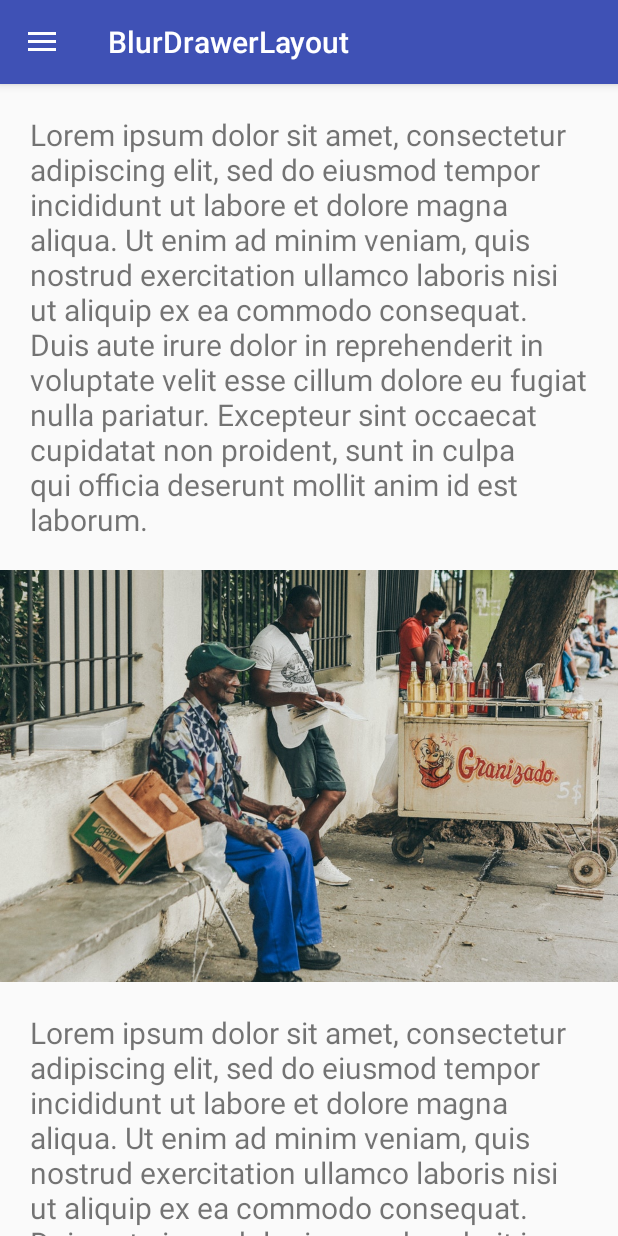
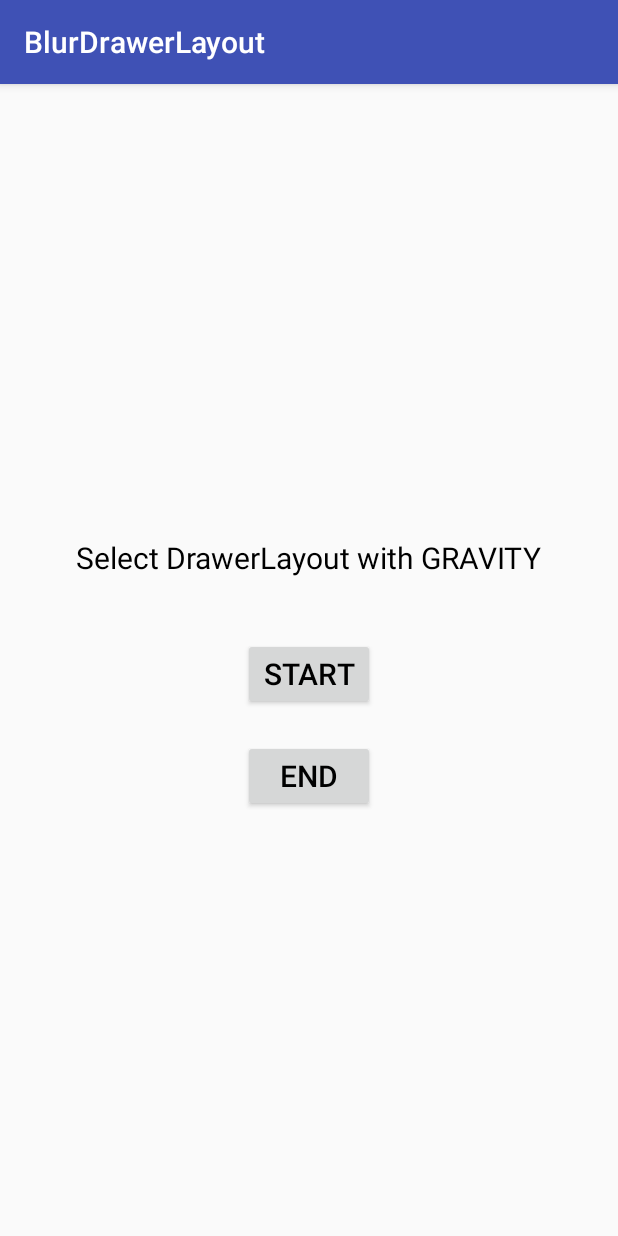
Before and after one commit to BALUSANGEM/BlurDrawerLayout, an Android app: the screen it shows after launch (MainActivity), on a phone screen of 412 x 824 dp. Run offline under Robolectric (Android 15) with nearby library versions, the phone set to English and light mode, and no system bars.

Commit message:
Examples with Right and Left drawers

```diff
--- a/app/build.gradle
+++ b/app/build.gradle
@@ -34,5 +34,6 @@ dependencies {
     testImplementation 'junit:junit:4.12'
     androidTestImplementation 'com.android.support.test:runner:1.0.2'
     androidTestImplementation 'com.android.support.test.espresso:espresso-core:3.0.2'
-    implementation project(':blurdrawerlayout')
+     implementation project(':blurdrawerlayout')
+    //implementation 'org.nosort.blurdrawerlayout:blurdrawerlayout:1.0.0'
 }
--- a/app/src/main/AndroidManifest.xml
+++ b/app/src/main/AndroidManifest.xml
@@ -16,5 +16,8 @@
                 <category android:name="android.intent.category.LAUNCHER" />
             </intent-filter>
         </activity>
+        <activity android:name=".LeftDrawerActivity" />
+        <activity android:name=".RightDrawerActivity"></activity>
     </application>
+
 </manifest>
--- a/app/src/main/java/org/nosort/blurdrawerlayoutsample/MainActivity.kt
+++ b/app/src/main/java/org/nosort/blurdrawerlayoutsample/MainActivity.kt
@@ -1,82 +1,25 @@
 package org.nosort.blurdrawerlayoutsample
 
-import android.os.Build
+import android.content.Intent
 import android.os.Bundle
-import android.os.Handler
-import android.support.v4.app.Fragment
-import android.support.v7.app.ActionBarDrawerToggle
 import android.support.v7.app.AppCompatActivity
-import android.view.Gravity
 import kotlinx.android.synthetic.main.activity_main.*
-import org.avantari.blurdrawerlayout.dummy.DummyContent
 
 
-class MainActivity : AppCompatActivity(), RecyclerViewFragment.OnListFragmentInteractionListener {
-    override fun onListFragmentInteraction(item: DummyContent.DummyItem?) {
-    }
-
+class MainActivity : AppCompatActivity() {
 
     override fun onCreate(savedInstanceState: Bundle?) {
         super.onCreate(savedInstanceState)
         setContentView(R.layout.activity_main)
-        setUpToolbar()
         setUpClickListener()
-        blurDrawerLayout.setScrimColor(getColorCompat(android.R.color.transparent))
-        createFragmentAt(0)
-    }
-
-    private fun createFragmentAt(at: Int) {
-        val fragment = when (at) {
-            0 -> ScrollFragment()
-            1 -> RecyclerViewFragment()
-            2 -> SimpleFragment()
-            else -> null
-        }
-        fragment?.let {
-            blurDrawerLayout.closeDrawer(Gravity.START)
-            Handler().postDelayed({
-                showFragment(fragment)
-            }, 200)
-        }
-    }
-
-    private fun showFragment(fragment: Fragment) {
-        val ft = supportFragmentManager.beginTransaction()
-        ft.replace(R.id.contentLayout, fragment)
-        ft.commit()
     }
 
     private fun setUpClickListener() {
-        menuone.setOnClickListener {
-            createFragmentAt(0)
-        }
-        menuTwo.setOnClickListener {
-            createFragmentAt(1)
-        }
-        menuThree.setOnClickListener {
-            createFragmentAt(2)
-        }
-
+        startGravityActivity.setOnClickListener { gotoActivity(LeftDrawerActivity::class.java) }
+        endGravityActivity.setOnClickListener { gotoActivity(RightDrawerActivity::class.java) }
     }
 
-    lateinit var toggle: ActionBarDrawerToggle
-
-    private fun setUpToolbar() {
-        supportActionBar?.setDisplayHomeAsUpEnabled(true)
-        toggle = ActionBarDrawerToggle(this, blurDrawerLayout, R.string.drawer_open, R.string.drawer_close)
-        toggle.isDrawerIndicatorEnabled = true
-        blurDrawerLayout.addDrawerListener(toggle)
-        toggle.syncState()
+    private fun gotoActivity(className: Class<*>) {
+        startActivity(Intent(this, className))
     }
-
-    override fun onOptionsItemSelected(item: android.view.MenuItem): Boolean {
-        return toggle.onOptionsItemSelected(item)
-    }
-
-    private fun getColorCompat(color: Int): Int =
-            if (Build.VERSION.SDK_INT >= Build.VERSION_CODES.M) {
-                resources.getColor(color, null)
-            } else {
-                resources.getColor(color)
-            }
 }
--- a/app/src/main/res/layout/activity_main.xml
+++ b/app/src/main/res/layout/activity_main.xml
@@ -1,52 +1,43 @@
 <?xml version="1.0" encoding="utf-8"?>
-<org.nosort.blurdrawerlayout.BlurDrawerLayout xmlns:android="http://schemas.android.com/apk/res/android"
-    xmlns:tools="http://schemas.android.com/tools"
-    android:id="@+id/blurDrawerLayout"
+
+<LinearLayout xmlns:android="http://schemas.android.com/apk/res/android"
+    android:id="@+id/menuLayout"
     android:layout_width="match_parent"
     android:layout_height="match_parent"
-    android:fitsSystemWindows="true"
-    tools:context=".MainActivity">
-
-    <FrameLayout
-        android:id="@+id/contentLayout"
-        android:layout_width="match_parent"
-        android:layout_height="match_parent"
-        android:orientation="vertical" />
-
-    <LinearLayout
-        android:id="@+id/menuLayout"
-        android:layout_width="200dp"
-        android:layout_height="match_parent"
-        android:layout_gravity="start"
-        android:gravity="center_horizontal"
+    android:layout_gravity="center"
+    android:gravity="center"
     android:orientation="vertical">
 
     <TextView
-            android:id="@+id/menuone"
+        android:layout_width="wrap_content"
+        android:layout_height="wrap_content"
+        android:layout_gravity="center"
+        android:layout_margin="@dimen/dp_20"
+        android:gravity="center"
+        android:text="@string/select_drawerlayout_with_gravity"
+        android:textColor="@android:color/black"
+        android:textSize="@dimen/sp_20" />
+
+    <Button
+        android:id="@+id/startGravityActivity"
         android:layout_width="wrap_content"
         android:layout_height="wrap_content"
         android:layout_gravity="center_horizontal"
+        android:layout_marginTop="@dimen/dp_20"
         android:gravity="center_horizontal"
-            android:text="@string/scroll_layout"
+        android:text="@string/start"
+        android:textColor="@android:color/black"
         android:textSize="@dimen/sp_20" />
 
-        <TextView
-            android:id="@+id/menuTwo"
+    <Button
+        android:id="@+id/endGravityActivity"
         android:layout_width="wrap_content"
         android:layout_height="wrap_content"
         android:layout_gravity="center_horizontal"
+        android:layout_marginTop="@dimen/dp_20"
         android:gravity="center_horizontal"
-            android:text="@string/recyclerview_layout"
+        android:text="@string/end"
+        android:textColor="@android:color/black"
         android:textSize="@dimen/sp_20" />
 
-        <TextView
-            android:id="@+id/menuThree"
-            android:layout_width="wrap_content"
-            android:layout_height="wrap_content"
-            android:layout_gravity="center_horizontal"
-            android:gravity="center_horizontal"
-            android:text="@string/simple_layout"
-            android:textSize="@dimen/sp_20" />
 </LinearLayout>
-
-</org.nosort.blurdrawerlayout.BlurDrawerLayout>
--- a/app/src/main/res/values/strings.xml
+++ b/app/src/main/res/values/strings.xml
@@ -11,4 +11,7 @@
     <string name="recyclerview_layout">RecyclerView layout</string>
     <string name="simple_layout">Simple layout</string>
     <string name="lorem">Lorem ipsum dolor sit amet, consectetur adipiscing elit, sed do eiusmod tempor incididunt ut labore et dolore magna aliqua. Ut enim ad minim veniam, quis nostrud exercitation ullamco laboris nisi ut aliquip ex ea commodo consequat. Duis aute irure dolor in reprehenderit in voluptate velit esse cillum dolore eu fugiat nulla pariatur. Excepteur sint occaecat cupidatat non proident, sunt in culpa qui officia deserunt mollit anim id est laborum.</string>
+    <string name="select_drawerlayout_with_gravity">Select DrawerLayout with GRAVITY</string>
+    <string name="start">Start</string>
+    <string name="end">END</string>
 </resources>
```
Also changed, not shown: app/src/main/java/org/nosort/blurdrawerlayoutsample/LeftDrawerActivity.kt (added, +80 -0 lines), app/src/main/java/org/nosort/blurdrawerlayoutsample/RightDrawerActivity.kt (added, +94 -0 lines), app/src/main/res/layout/activity_left_drawer.xml (added, +58 -0 lines), app/src/main/res/layout/activity_right_drawer.xml (added, +58 -0 lines). Lines whose indentation alone changed are shown as unchanged.
